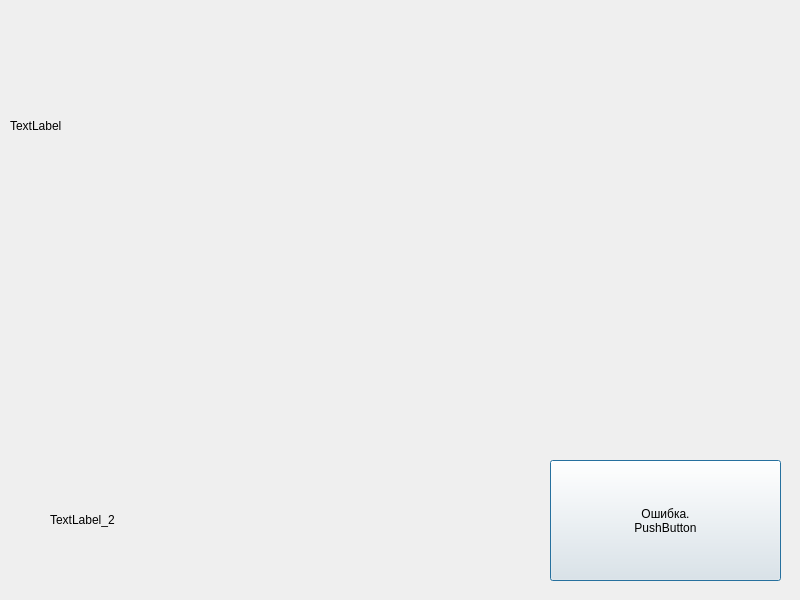
This is dialog.ui in tsvigo/Funktsiya_Resheniya_2 as Qt 5 draws it before an edit. The edited form follows.
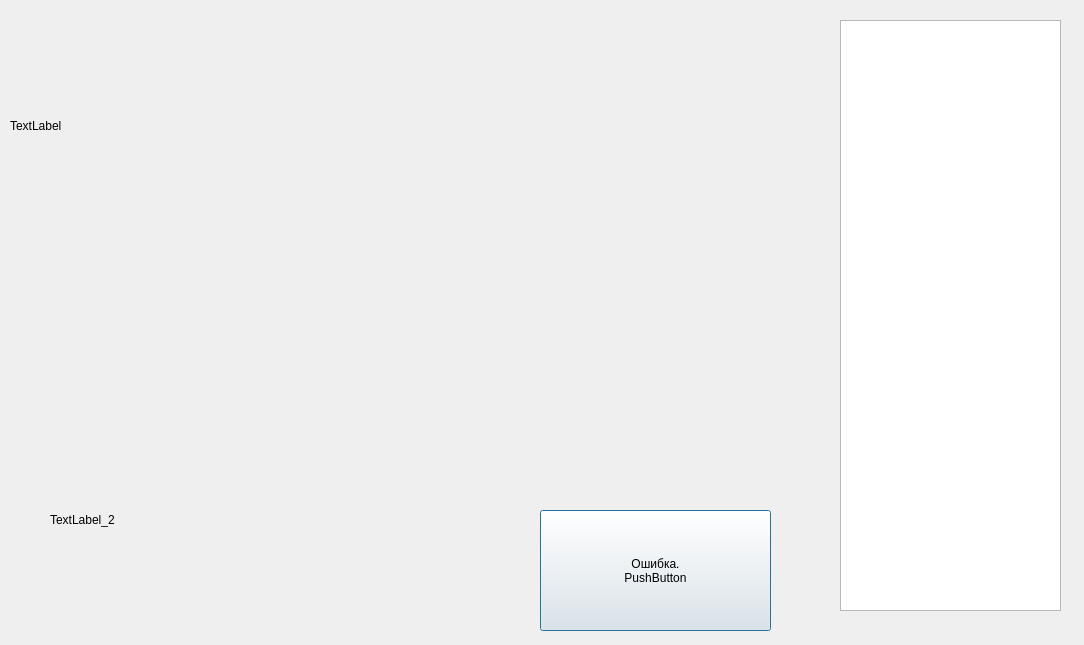
This is the edited form.

```diff
--- a/dialog.ui
+++ b/dialog.ui
@@ -6,8 +6,8 @@
    <rect>
     <x>0</x>
     <y>0</y>
-    <width>800</width>
-    <height>600</height>
+    <width>1084</width>
+    <height>645</height>
    </rect>
   </property>
   <property name="windowTitle">
@@ -32,8 +32,8 @@
   <widget class="QPushButton" name="pushButton">
    <property name="geometry">
     <rect>
-     <x>550</x>
-     <y>460</y>
+     <x>540</x>
+     <y>510</y>
      <width>231</width>
      <height>121</height>
     </rect>
@@ -56,6 +56,16 @@
     <string>&lt;html&gt;&lt;head/&gt;&lt;body&gt;&lt;p&gt;TextLabel_2&lt;/p&gt;&lt;/body&gt;&lt;/html&gt;</string>
    </property>
   </widget>
+  <widget class="QTextEdit" name="textEdit">
+   <property name="geometry">
+    <rect>
+     <x>840</x>
+     <y>20</y>
+     <width>221</width>
+     <height>591</height>
+    </rect>
+   </property>
+  </widget>
  </widget>
  <resources/>
  <connections/>
```
